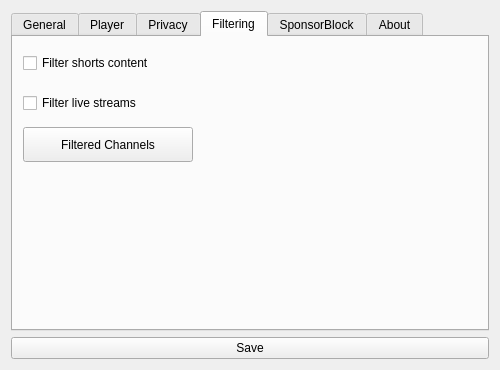
BowDown097/QtTube, file src/ui/forms/settings/settingsform.ui: the form before one commit.
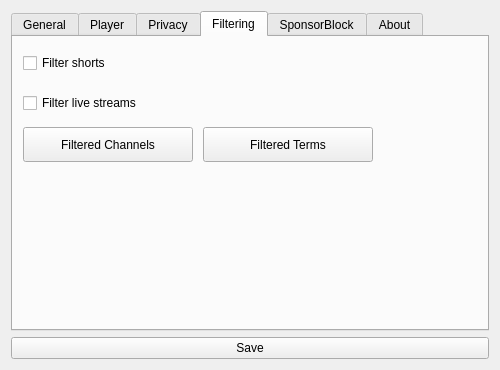
The form after the commit. The open tabs and pages were chosen to show the change.

Commit message: Add term filtering

```diff
--- a/src/ui/forms/settings/settingsform.ui
+++ b/src/ui/forms/settings/settingsform.ui
@@ -346,7 +346,7 @@
         </rect>
        </property>
        <property name="text">
-        <string>Filter shorts content</string>
+        <string>Filter shorts</string>
        </property>
       </widget>
       <widget class="QPushButton" name="showFilteredChannels">
@@ -375,6 +375,19 @@
         <string>Filter live streams</string>
        </property>
       </widget>
+      <widget class="QPushButton" name="showFilteredTerms">
+       <property name="geometry">
+        <rect>
+         <x>190</x>
+         <y>90</y>
+         <width>170</width>
+         <height>35</height>
+        </rect>
+       </property>
+       <property name="text">
+        <string>Filtered Terms</string>
+       </property>
+      </widget>
      </widget>
      <widget class="QWidget" name="sponsorblock">
       <attribute name="title">
```
The commit also changes 8 other files.
